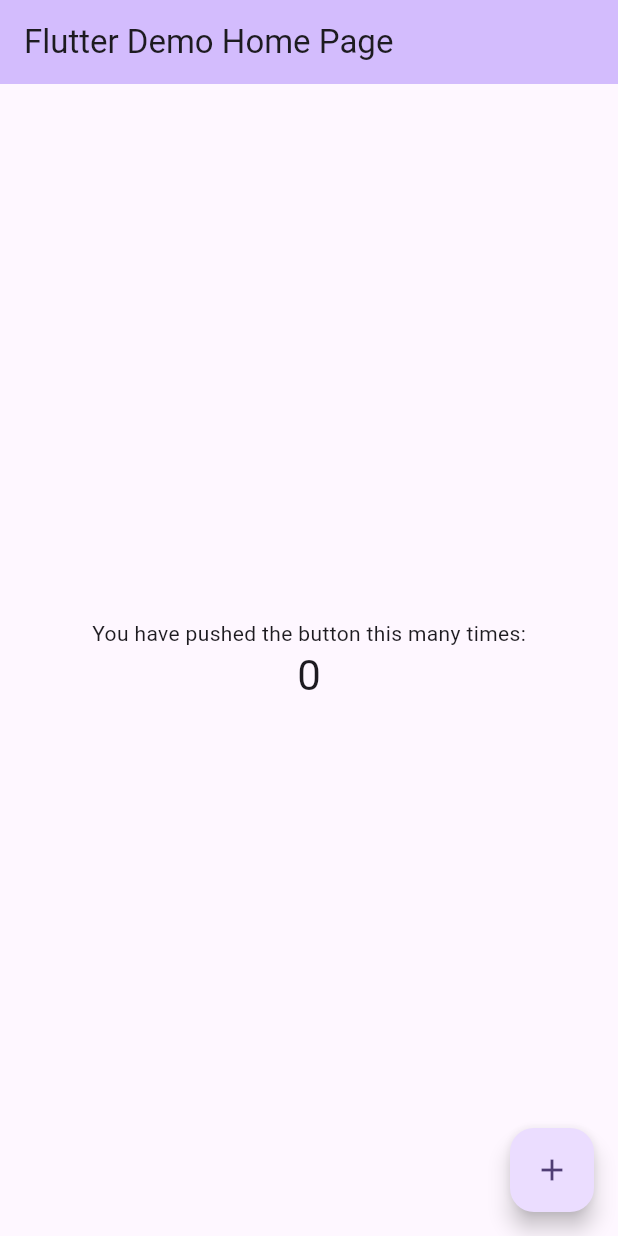
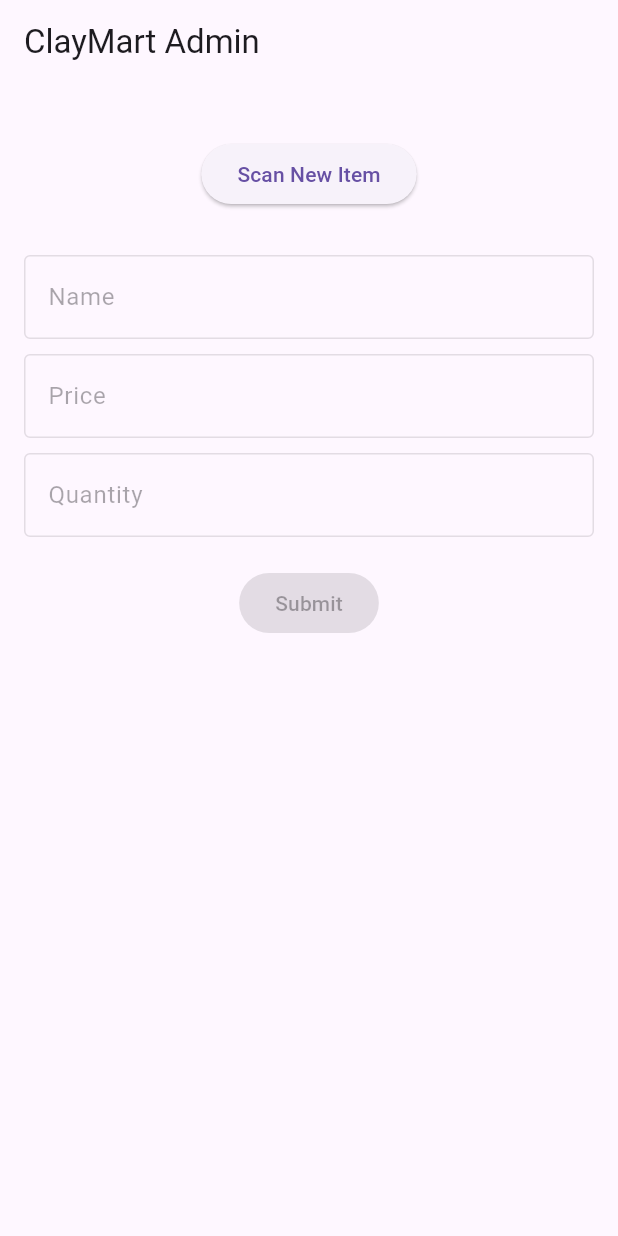
Before and after one commit to 7442charles/AdminApp_Clay_POS, a Flutter app: the screen it shows after launch, on a phone screen of 412 x 824 dp. Run offline on Flutter 3.47's test engine with Material 3 defaults, Android fonts, the phone set to English and light mode, and no system bars; missing offline and left inert: barcode_scan2.

Commit message:
barcode scanner test

```diff
--- /dev/null
+++ b/lib/barcode_scanner_logic.dart
@@ -0,0 +1,42 @@
+import 'package:flutter/material.dart';
+import 'package:barcode_scan2/barcode_scan2.dart';
+
+class BarcodeScannerLogic {
+  String barcodeValue = "";
+  TextEditingController nameController = TextEditingController();
+  TextEditingController priceController = TextEditingController();
+  TextEditingController quantityController = TextEditingController();
+  bool isScanned = false; // State to track if barcode is scanned
+
+  // Function to scan barcode using the camera
+  Future<void> scanBarcode(BuildContext context) async {
+    try {
+      // Use barcode_scan2 to scan a barcode
+      var result = await BarcodeScanner.scan();
+      if (result.rawContent.isNotEmpty) {
+        barcodeValue = result.rawContent; // Save the scanned barcode value
+        isScanned = true; // Set the state to indicate that barcode is scanned
+
+        // Show scanned value to the user
+        ScaffoldMessenger.of(context).showSnackBar(
+          SnackBar(content: Text("Barcode Scanned: $barcodeValue")),
+        );
+      }
+    } catch (e) {
+      // Handle any error that may occur
+      ScaffoldMessenger.of(context).showSnackBar(
+        SnackBar(content: Text("Error scanning barcode: $e")),
+      );
+    }
+  }
+
+  void submitData() {
+    // Logic to push data to Google Sheets goes here
+    print("Barcode: $barcodeValue");
+    print("Name: ${nameController.text}");
+    print("Price: ${priceController.text}");
+    print("Quantity: ${quantityController.text}");
+
+    // Add logic to push to Google Sheets or any backend service
+  }
+}
--- a/lib/main.dart
+++ b/lib/main.dart
@@ -1,125 +1,110 @@
 import 'package:flutter/material.dart';
+import 'barcode_scanner_logic.dart'; // Import the logic file
 
 void main() {
-  runApp(const MyApp());
+  runApp(const ClayMartAdminApp());
 }
 
-class MyApp extends StatelessWidget {
-  const MyApp({super.key});
+class ClayMartAdminApp extends StatelessWidget {
+  const ClayMartAdminApp({super.key});
 
-  // This widget is the root of your application.
   @override
   Widget build(BuildContext context) {
     return MaterialApp(
-      title: 'Flutter Demo',
+      title: 'ClayMart Admin',
       theme: ThemeData(
-        // This is the theme of your application.
-        //
-        // TRY THIS: Try running your application with "flutter run". You'll see
-        // the application has a purple toolbar. Then, without quitting the app,
-        // try changing the seedColor in the colorScheme below to Colors.green
-        // and then invoke "hot reload" (save your changes or press the "hot
-        // reload" button in a Flutter-supported IDE, or press "r" if you used
-        // the command line to start the app).
-        //
-        // Notice that the counter didn't reset back to zero; the application
-        // state is not lost during the reload. To reset the state, use hot
-        // restart instead.
-        //
-        // This works for code too, not just values: Most code changes can be
-        // tested with just a hot reload.
-        colorScheme: ColorScheme.fromSeed(seedColor: Colors.deepPurple),
-        useMaterial3: true,
+        primarySwatch: Colors.blue,
       ),
-      home: const MyHomePage(title: 'Flutter Demo Home Page'),
+      home: const BarcodeScannerScreen(),
     );
   }
 }
 
-class MyHomePage extends StatefulWidget {
-  const MyHomePage({super.key, required this.title});
-
-  // This widget is the home page of your application. It is stateful, meaning
-  // that it has a State object (defined below) that contains fields that affect
-  // how it looks.
-
-  // This class is the configuration for the state. It holds the values (in this
-  // case the title) provided by the parent (in this case the App widget) and
-  // used by the build method of the State. Fields in a Widget subclass are
-  // always marked "final".
-
-  final String title;
+class BarcodeScannerScreen extends StatefulWidget {
+  const BarcodeScannerScreen({super.key});
 
   @override
-  State<MyHomePage> createState() => _MyHomePageState();
+  _BarcodeScannerScreenState createState() => _BarcodeScannerScreenState();
 }
 
-class _MyHomePageState extends State<MyHomePage> {
-  int _counter = 0;
-
-  void _incrementCounter() {
-    setState(() {
-      // This call to setState tells the Flutter framework that something has
-      // changed in this State, which causes it to rerun the build method below
-      // so that the display can reflect the updated values. If we changed
-      // _counter without calling setState(), then the build method would not be
-      // called again, and so nothing would appear to happen.
-      _counter++;
-    });
-  }
+class _BarcodeScannerScreenState extends State<BarcodeScannerScreen> {
+  BarcodeScannerLogic logic = BarcodeScannerLogic();
 
   @override
   Widget build(BuildContext context) {
-    // This method is rerun every time setState is called, for instance as done
-    // by the _incrementCounter method above.
-    //
-    // The Flutter framework has been optimized to make rerunning build methods
-    // fast, so that you can just rebuild anything that needs updating rather
-    // than having to individually change instances of widgets.
     return Scaffold(
       appBar: AppBar(
-        // TRY THIS: Try changing the color here to a specific color (to
-        // Colors.amber, perhaps?) and trigger a hot reload to see the AppBar
-        // change color while the other colors stay the same.
-        backgroundColor: Theme.of(context).colorScheme.inversePrimary,
-        // Here we take the value from the MyHomePage object that was created by
-        // the App.build method, and use it to set our appbar title.
-        title: Text(widget.title),
+        title: const Text("ClayMart Admin"),
       ),
-      body: Center(
-        // Center is a layout widget. It takes a single child and positions it
-        // in the middle of the parent.
+      body: SingleChildScrollView(
+        padding: const EdgeInsets.all(16.0),
         child: Column(
-          // Column is also a layout widget. It takes a list of children and
-          // arranges them vertically. By default, it sizes itself to fit its
-          // children horizontally, and tries to be as tall as its parent.
-          //
-          // Column has various properties to control how it sizes itself and
-          // how it positions its children. Here we use mainAxisAlignment to
-          // center the children vertically; the main axis here is the vertical
-          // axis because Columns are vertical (the cross axis would be
-          // horizontal).
-          //
-          // TRY THIS: Invoke "debug painting" (choose the "Toggle Debug Paint"
-          // action in the IDE, or press "p" in the console), to see the
-          // wireframe for each widget.
-          mainAxisAlignment: MainAxisAlignment.center,
-          children: <Widget>[
-            const Text(
-              'You have pushed the button this many times:',
+          children: [
+            // Show camera preview only after barcode is scanned
+            if (logic.isScanned)
+              Container(
+                height: 200,
+                width: double.infinity,
+                color: Colors.grey[300], // Placeholder for camera preview
+                child: const Center(
+                  child: Text("Camera Preview Here"),
+                ),
+              ),
+            const SizedBox(height: 20),
+            ElevatedButton(
+              onPressed: () async {
+                await logic.scanBarcode(context); // Open camera and scan barcode
+                setState(() {}); // Update UI after barcode is scanned
+              },
+              child: const Text("Scan New Item"),
             ),
-            Text(
-              '$_counter',
-              style: Theme.of(context).textTheme.headlineMedium,
+            const SizedBox(height: 10),
+            if (logic.barcodeValue.isNotEmpty)
+              Text(
+                "Scanned Barcode: ${logic.barcodeValue}",
+                style: const TextStyle(fontSize: 16, fontWeight: FontWeight.bold),
+              ),
+            const SizedBox(height: 20),
+
+            // Input fields for name, price, and quantity
+            TextField(
+              controller: logic.nameController,
+              decoration: const InputDecoration(
+                labelText: "Name",
+                border: OutlineInputBorder(),
+              ),
+              enabled: logic.isScanned, // Disable if item is not scanned
+            ),
+            const SizedBox(height: 10),
+            TextField(
+              controller: logic.priceController,
+              decoration: const InputDecoration(
+                labelText: "Price",
+                border: OutlineInputBorder(),
+              ),
+              keyboardType: TextInputType.number,
+              enabled: logic.isScanned, // Disable if item is not scanned
+            ),
+            const SizedBox(height: 10),
+            TextField(
+              controller: logic.quantityController,
+              decoration: const InputDecoration(
+                labelText: "Quantity",
+                border: OutlineInputBorder(),
+              ),
+              keyboardType: TextInputType.number,
+              enabled: logic.isScanned, // Disable if item is not scanned
+            ),
+            const SizedBox(height: 20),
+
+            // Submit button
+            ElevatedButton(
+              onPressed: logic.isScanned ? () => logic.submitData() : null,
+              child: const Text("Submit"),
             ),
           ],
         ),
       ),
-      floatingActionButton: FloatingActionButton(
-        onPressed: _incrementCounter,
-        tooltip: 'Increment',
-        child: const Icon(Icons.add),
-      ), // This trailing comma makes auto-formatting nicer for build methods.
     );
   }
 }
```
Also changed, not shown: pubspec.yaml (+3 -48 lines), pubspec.lock, 2 other files.
